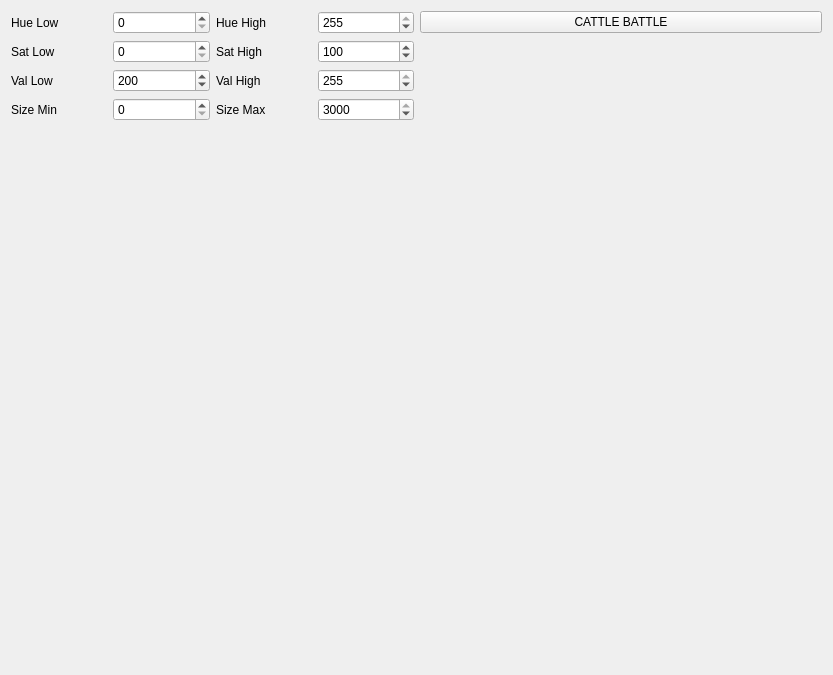
The window that engr421/rqt_cb_gui/src/rqt_cb_gui/cb_gui.ui (yoos/school) describes before a commit, drawn with Qt 5.
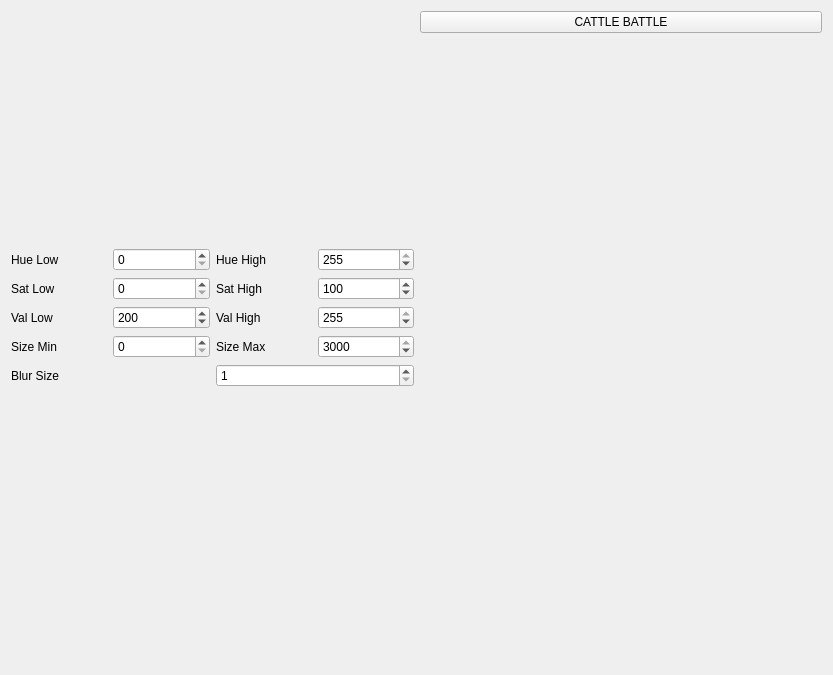
The same window after the commit.

Commit message: Add blur size control.

The edit to the form file:
```diff
--- a/engr421/rqt_cb_gui/src/rqt_cb_gui/cb_gui.ui
+++ b/engr421/rqt_cb_gui/src/rqt_cb_gui/cb_gui.ui
@@ -171,6 +171,27 @@
              </item>
             </layout>
            </item>
+           <item>
+            <layout class="QHBoxLayout" name="horizontalLayout_7">
+             <item>
+              <widget class="QLabel" name="blur_size_label">
+               <property name="text">
+                <string>Blur Size</string>
+               </property>
+              </widget>
+             </item>
+             <item>
+              <widget class="QSpinBox" name="blur_size_spinBox">
+               <property name="minimum">
+                <number>1</number>
+               </property>
+               <property name="maximum">
+                <number>255</number>
+               </property>
+              </widget>
+             </item>
+            </layout>
+           </item>
           </layout>
          </item>
         </layout>
@@ -180,6 +201,9 @@
          <property name="orientation">
           <enum>Qt::Vertical</enum>
          </property>
+         <property name="sizeType">
+          <enum>QSizePolicy::Preferred</enum>
+         </property>
          <property name="sizeHint" stdset="0">
           <size>
            <width>20</width>
```
